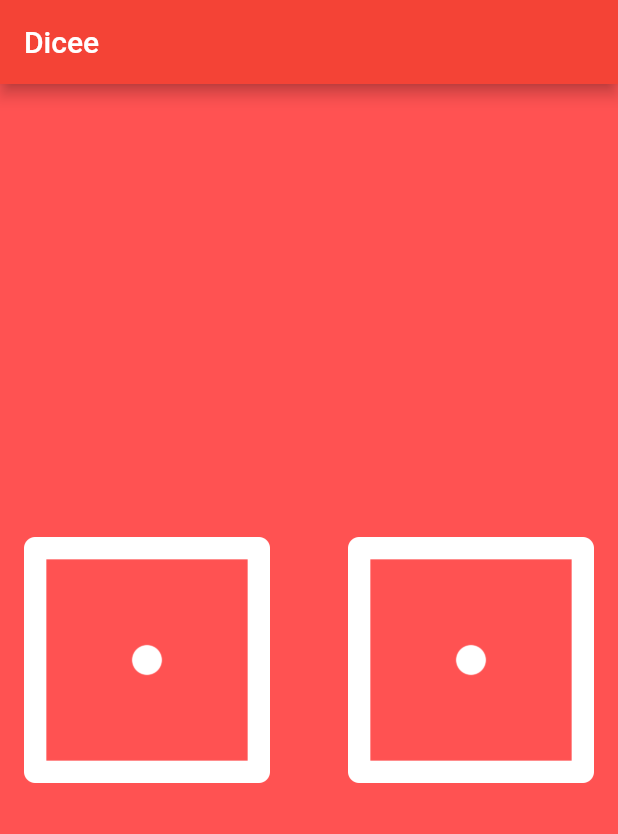
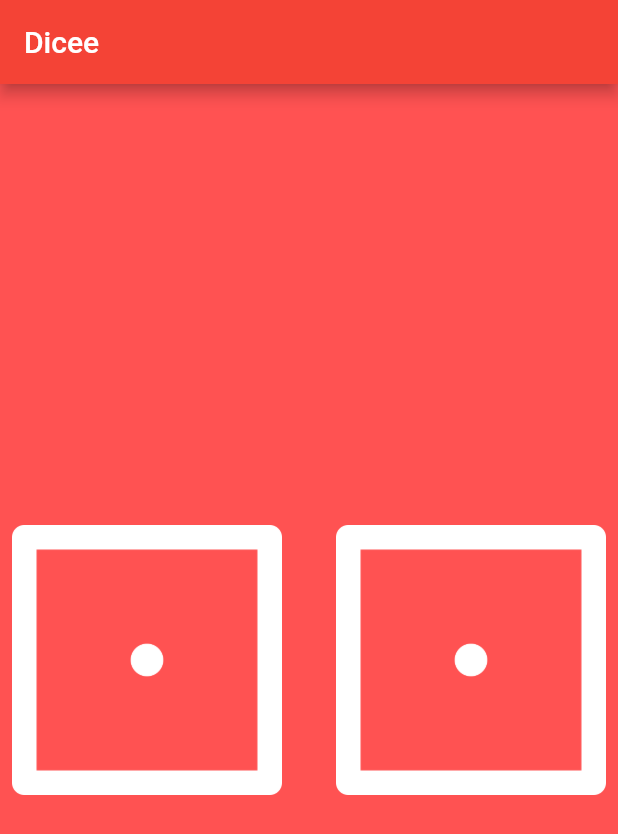
Before and after one commit to Avishkasj/dicee_app, a Flutter app: the screen it shows after launch, on a phone screen of 412 x 824 dp. Shown: the top 834 px of the screen. Run offline on Flutter 3.47's test engine with Material 2 defaults, Android fonts, the phone set to English and light mode, and no system bars.

Commit message:
Update main.dart

```diff
--- a/lib/main.dart
+++ b/lib/main.dart
@@ -25,8 +25,8 @@ class Dicepage extends StatelessWidget {
           children: [
             Expanded(
               flex: 1,
-              child: Padding(
-                padding: const EdgeInsets.all(16.0),
+              child: TextButton(
+                onPressed: () {},
                 child: Image.asset('images/dice1.png'),
               ),
             ),
@@ -35,10 +35,8 @@ class Dicepage extends StatelessWidget {
             ),
             Expanded(
               flex: 1,
-              child: Padding(
-                padding: const EdgeInsets.all(16.0),
-                child: Image.asset('images/dice1.png'),
-              ),
+              child: TextButton(
+                  onPressed: () {}, child: Image.asset('images/dice1.png'),),
             ),
           ],
         ),
```
